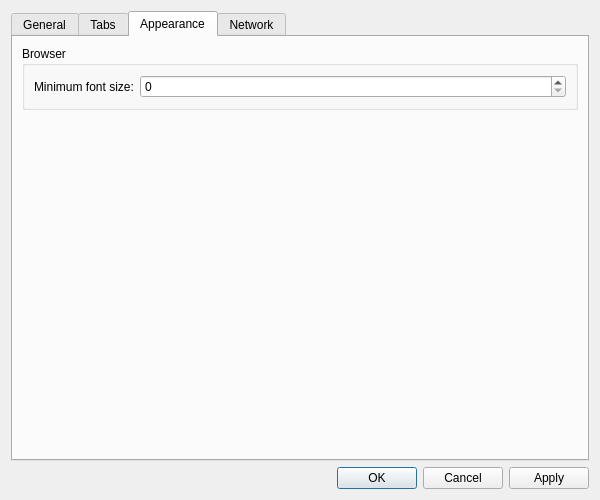
Before: the Qt Designer form src/libs/ui/settingsdialog.ui in zealdocs/zeal, drawn with Qt 5.
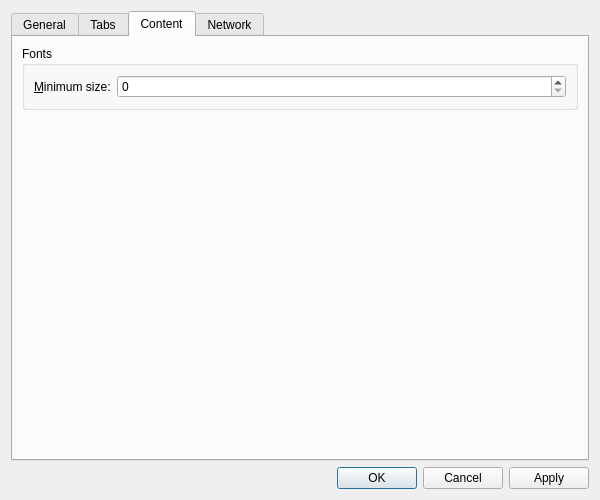
After: the same form once the commit is applied. The open tabs and pages were chosen to show the change. Custom widgets are drawn as their Qt base class.

Commit message:
core,ui: Rename Browser settings into Content
Just to follow what most browsers have.

The edit to the form file:
```diff
--- a/src/libs/ui/settingsdialog.ui
+++ b/src/libs/ui/settingsdialog.ui
@@ -179,31 +179,34 @@
        </item>
       </layout>
      </widget>
-     <widget class="QWidget" name="appearanceTab">
+     <widget class="QWidget" name="contentTab">
       <attribute name="title">
-       <string>Appearance</string>
+       <string>Content</string>
       </attribute>
-      <layout class="QGridLayout" name="gridLayout">
-       <item row="0" column="0">
-        <widget class="QGroupBox" name="groupBox_2">
+      <layout class="QVBoxLayout" name="verticalLayout_3">
+       <item>
+        <widget class="QGroupBox" name="fontsGroupBox">
          <property name="title">
-          <string>Browser</string>
+          <string>Fonts</string>
          </property>
          <layout class="QFormLayout" name="formLayout_4">
           <item row="0" column="0">
            <widget class="QLabel" name="label_2">
             <property name="text">
-             <string>Minimum font size:</string>
+             <string>&amp;Minimum size:</string>
+            </property>
+            <property name="buddy">
+             <cstring>minimumFontSizeSpinBox</cstring>
             </property>
            </widget>
           </item>
           <item row="0" column="1">
-           <widget class="QSpinBox" name="minFontSize"/>
+           <widget class="QSpinBox" name="minimumFontSizeSpinBox"/>
           </item>
          </layout>
         </widget>
        </item>
-       <item row="1" column="0">
+       <item>
         <spacer name="verticalSpacer_3">
          <property name="orientation">
           <enum>Qt::Vertical</enum>
```
The commit also changes 3 other files.
